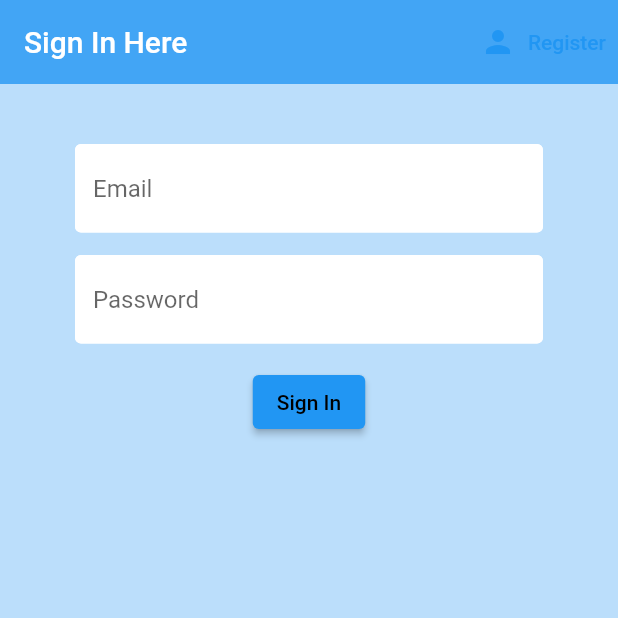
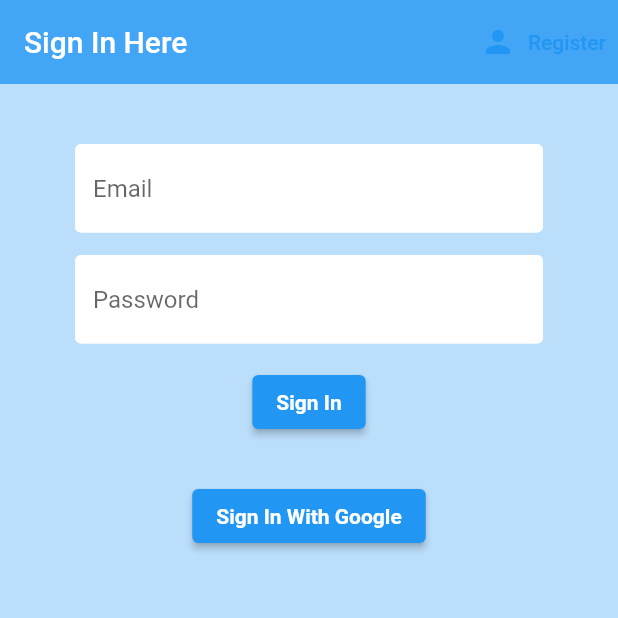
Before and after one commit to dhartman5/cs4360-assignment1, a Flutter app: the screen it shows after launch, on a phone screen of 412 x 824 dp, the top half of it. Run offline on Flutter 3.47's test engine with Material 2 defaults, Android fonts, the phone set to English and light mode, and no system bars; our stand-ins replace cloud_firestore, firebase_auth, firebase_core, google_sign_in, rxdart; accounts and stored records are empty.

Commit message:
added google sign in functionality

```diff
--- a/lib/screens/authenticate/sign_in.dart
+++ b/lib/screens/authenticate/sign_in.dart
@@ -66,7 +66,8 @@ class _SignInState extends State<SignIn> {
                   ElevatedButton(
                       child: Text(
                         'Sign In',
-                        style: TextStyle(color: Colors.black),
+                        style: TextStyle(
+                            fontWeight: FontWeight.bold, fontSize: 14.0),
                       ),
                       onPressed: () async {
                         if (_formKey.currentState!.validate()) {
@@ -81,6 +82,20 @@ class _SignInState extends State<SignIn> {
                   Text(
                     error,
                     style: TextStyle(color: Colors.red, fontSize: 14.0),
+                  ),
+                  ElevatedButton(
+                      child: Text(
+                        'Sign In With Google',
+                        style: TextStyle(
+                            fontWeight: FontWeight.bold, fontSize: 14.0),
+                      ),
+                      onPressed: () async {
+                        AuthService().signInWithGoogle();
+                      }),
+                  SizedBox(height: 12.0),
+                  Text(
+                    error,
+                    style: TextStyle(color: Colors.red, fontSize: 14.0),
                   )
                 ],
               ))),
--- a/pubspec.yaml
+++ b/pubspec.yaml
@@ -30,9 +30,11 @@ dependencies:
   firebase_core: ^1.3.0
   auth_buttons: ^1.0.1+4
   google_sign_in: ^5.0.4
+  font_awesome_flutter: ^8.10.0
   # The following adds the Cupertino Icons font to your application.
   # Use with the CupertinoIcons class for iOS style icons.
   cupertino_icons: ^1.0.2
+  rxdart: ^0.27.1
 
 dev_dependencies:
   flutter_test:
```
Also changed, not shown: lib/services/auth.dart (+23 -4 lines), pubspec.lock, 2 other files.
